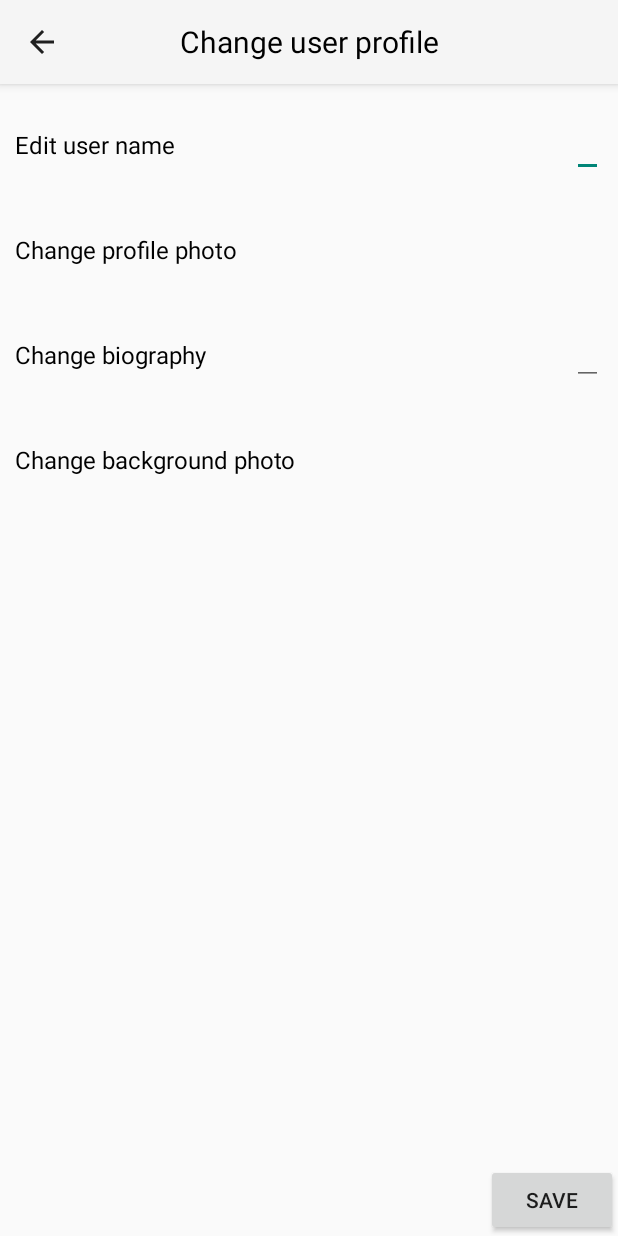
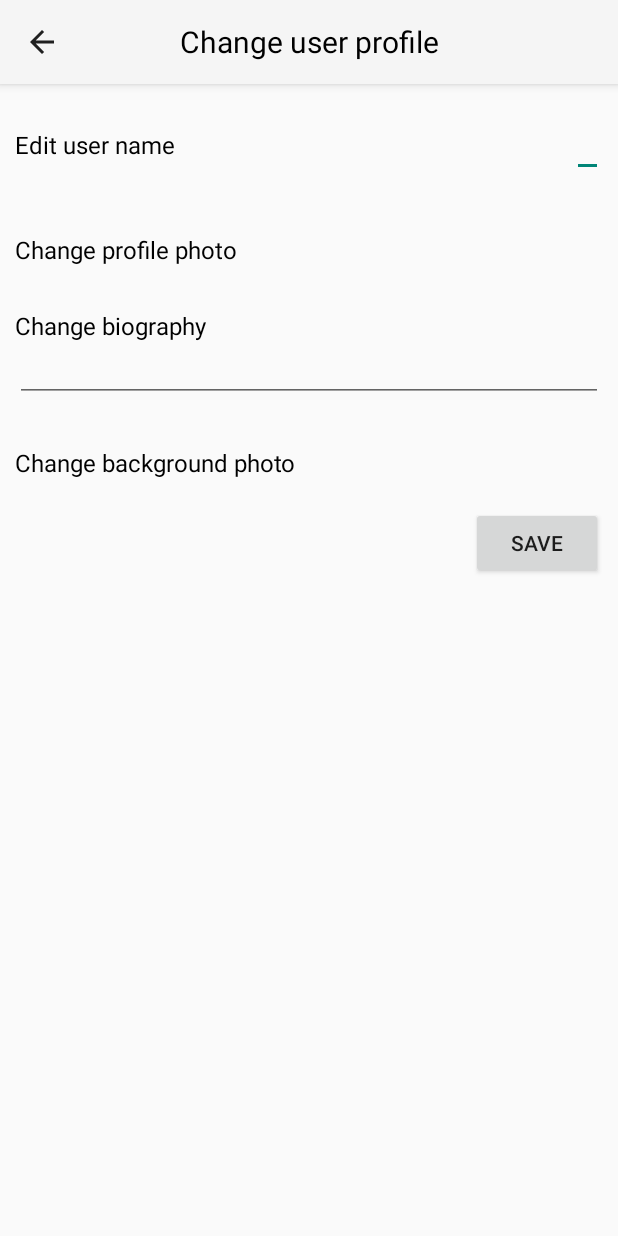
Before and after one commit to gokberkkaraca/melody, an Android app: the EditUserInfo screen opened directly, with no data from a screen before it, on a phone screen of 412 x 824 dp. Run offline under Robolectric (Android 15) with nearby library versions, the phone set to English and light mode, and no system bars; our stand-ins replace Firebase (no records; nobody signed in at launch, a user with empty details on screens opened directly), Picasso; pictures from the network do not load; 6 statements that could not run were skipped.

Commit message:
Correct userBio

```diff
--- a/app/src/main/java/ch/epfl/sweng/melody/EditUserInfo.java
+++ b/app/src/main/java/ch/epfl/sweng/melody/EditUserInfo.java
@@ -76,9 +76,15 @@ public class EditUserInfo extends AppCompatActivity {
         profileImage = findViewById(R.id.profile_image);
         backgroundImage = findViewById(R.id.background_image);
 
-        displayName.setText(user.getDisplayName());
-        displayName.setTextColor(Color.GRAY);
-        userBio.setText(user.getBiography());
+        displayName.setHint(user.getDisplayName());
+        displayName.setHintTextColor(Color.GRAY);
+        String bio = user.getBiography();
+        if(bio.isEmpty()){
+            userBio.setHint(R.string.describe_yourself);
+            userBio.setHintTextColor(Color.GRAY);
+        } else {
+            userBio.setText(bio);
+        }
 
         Picasso.with(getApplicationContext()).load(user.getProfilePhotoUrl()).into(profileImage);
         Picasso.with(getApplicationContext()).load(user.getBackgroundPhotoUrl()).into(backgroundImage);
--- a/app/src/main/res/layout/activity_edit_user_info.xml
+++ b/app/src/main/res/layout/activity_edit_user_info.xml
@@ -106,7 +106,7 @@
         <android.support.constraint.ConstraintLayout
             android:id="@+id/user_bio_container"
             android:layout_width="0dp"
-            android:layout_height="60dp"
+            android:layout_height="wrap_content"
             android:layout_marginEnd="10dp"
             android:layout_marginStart="10dp"
             android:layout_marginTop="10dp"
@@ -121,22 +121,21 @@
                 android:text="@string/change_biography"
                 android:textSize="16sp"
                 android:textColor="@color/black"
-                app:layout_constraintBottom_toBottomOf="parent"
                 app:layout_constraintLeft_toLeftOf="parent"
                 app:layout_constraintTop_toTopOf="parent"/>
 
             <EditText
                 android:id="@+id/change_user_bio"
-                android:layout_width="wrap_content"
+                android:layout_width="0dp"
                 android:layout_height="wrap_content"
-                android:hint=""
-                android:inputType="textAutoCorrect"
+                android:inputType="textMultiLine"
                 android:textColor="@color/black"
                 android:textSize="14sp"
-                android:lines="2"
-                app:layout_constraintBottom_toBottomOf="@+id/edit_user_bio"
+                android:maxLines="4"
+                android:hint=""
+                app:layout_constraintTop_toBottomOf="@+id/edit_user_bio"
                 app:layout_constraintRight_toRightOf="parent"
-                app:layout_constraintTop_toTopOf="@+id/edit_user_bio" />
+                app:layout_constraintLeft_toLeftOf="parent"/>
         </android.support.constraint.ConstraintLayout>
 
 
@@ -183,10 +182,9 @@
             android:layout_height="wrap_content"
             android:onClick="changeUserProfile"
             android:text="@string/save"
-            app:layout_constraintBottom_toBottomOf="parent"
-            app:layout_constraintRight_toRightOf="parent"
-            tools:layout_editor_absoluteX="0dp"
-            tools:layout_editor_absoluteY="0dp" />
+            android:layout_marginEnd="10dp"
+            app:layout_constraintTop_toBottomOf="@+id/background_container"
+            app:layout_constraintRight_toRightOf="parent" />
 
     </android.support.constraint.ConstraintLayout>
 
--- a/app/src/main/res/layout/activity_user_profile.xml
+++ b/app/src/main/res/layout/activity_user_profile.xml
@@ -50,7 +50,7 @@
 
         <TextView
             android:id="@+id/user_bio"
-            android:layout_width="match_parent"
+            android:layout_width="wrap_content"
             android:layout_height="wrap_content"
             android:layout_below="@+id/username"
             android:layout_marginTop="5dp"
@@ -59,7 +59,8 @@
             android:layout_marginEnd="20dp"
             android:layout_marginBottom="5dp"
             android:textColor="@color/black"
-            android:textSize="14sp"            />
+            android:textSize="14sp"
+            android:layout_centerHorizontal="true"/>
 
     </RelativeLayout>
 
--- a/app/src/main/res/values/strings.xml
+++ b/app/src/main/res/values/strings.xml
@@ -72,4 +72,5 @@
     <string name="change_biography">Change biography</string>
     <string name="bio_too_long">Your biography is too long</string>
     <string name="change_background_photo">Change background photo</string>
+    <string name="describe_yourself">Describe yourself</string>
 </resources>
```
